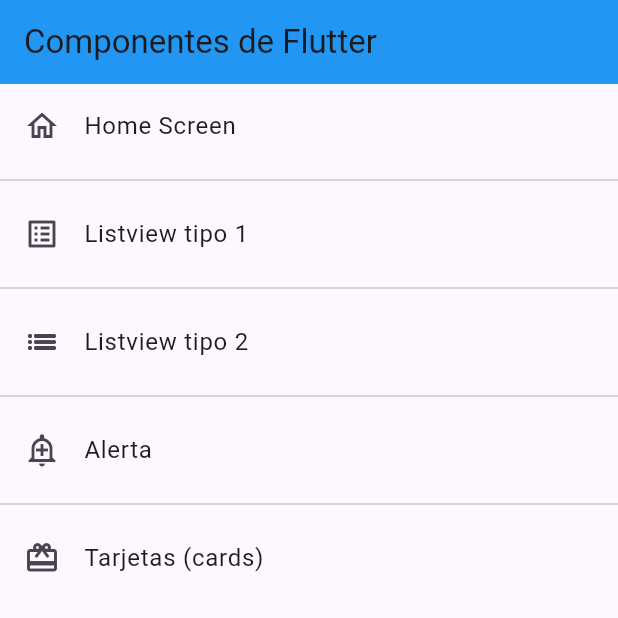
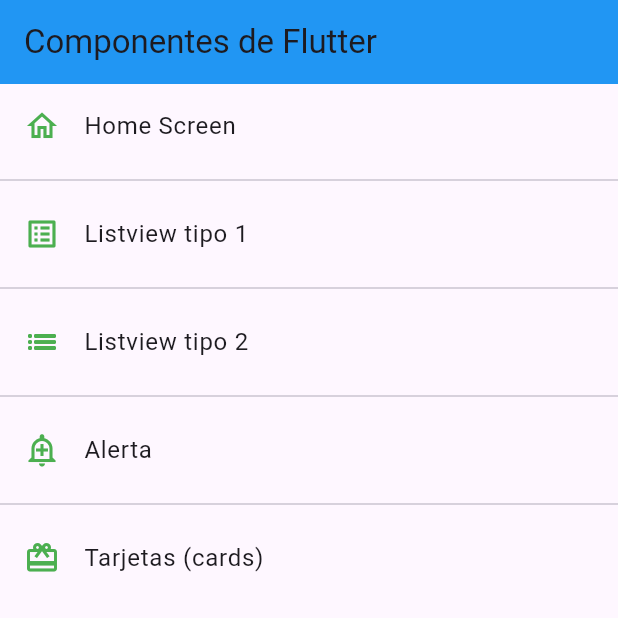
Before and after one commit to gabizayas14/fl_components-main, a Flutter app: the screen it shows after launch, on a phone screen of 412 x 824 dp, the top half of it. Run offline on Flutter 3.47's test engine with Material 3 defaults, Android fonts, the phone set to English and light mode, and no system bars.

Commit message:
Colores primarios

```diff
--- a/fl_components-main/lib/main.dart
+++ b/fl_components-main/lib/main.dart
@@ -1,5 +1,6 @@
 import 'package:fl_components/routes/app_routes.dart';
 import 'package:fl_components/screens/screens.dart';
+import 'package:fl_components/theme/app_theme.dart';
 import 'package:flutter/material.dart';
 
 void main() => runApp(const MyApp());
@@ -16,6 +17,7 @@ class MyApp extends StatelessWidget {
       initialRoute: AppRoutes.initialRoute,
       routes: AppRoutes.getAppRoutes(),
       onGenerateRoute: AppRoutes.onGenerateRoute,
+      theme: AppTheme.lightTheme
     );
   }
 }
--- /dev/null
+++ b/fl_components-main/lib/theme/app_theme.dart
@@ -0,0 +1,15 @@
+import 'package:flutter/material.dart';
+
+class AppTheme {
+  static const Color primary = Colors.green;
+
+  static final ThemeData lightTheme = ThemeData.light().copyWith(
+        appBarTheme: AppBarTheme(
+          backgroundColor: primary,
+        ),
+
+        listTileTheme: ListTileThemeData(
+          iconColor: primary,
+        )
+      );
+}
```
